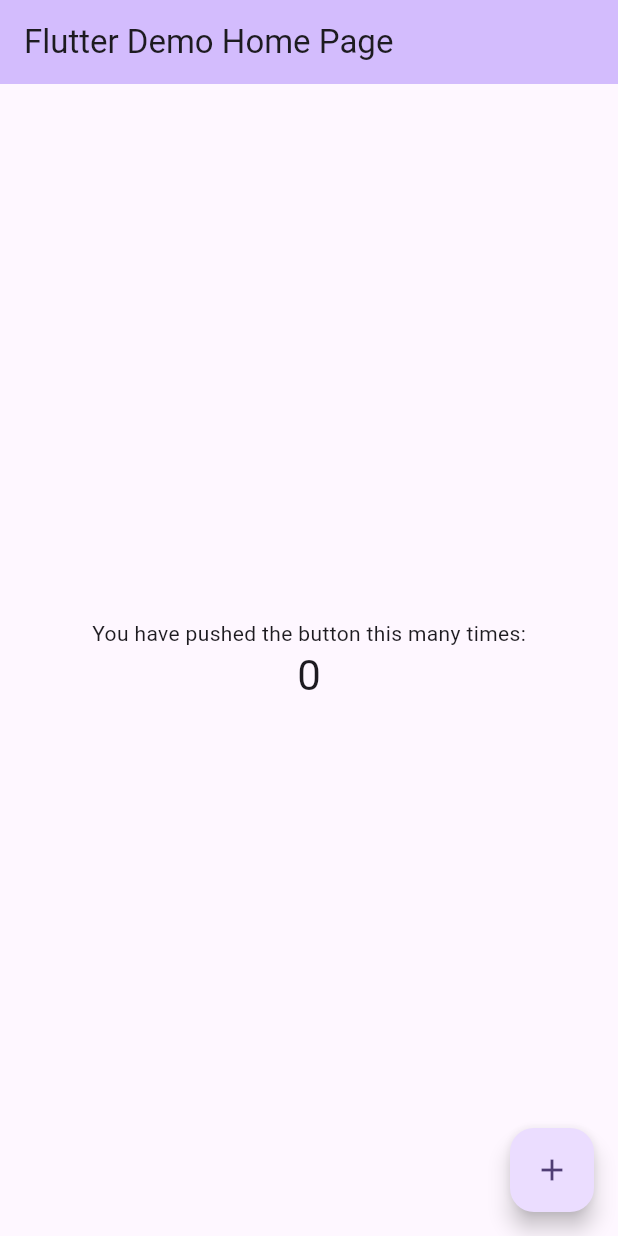
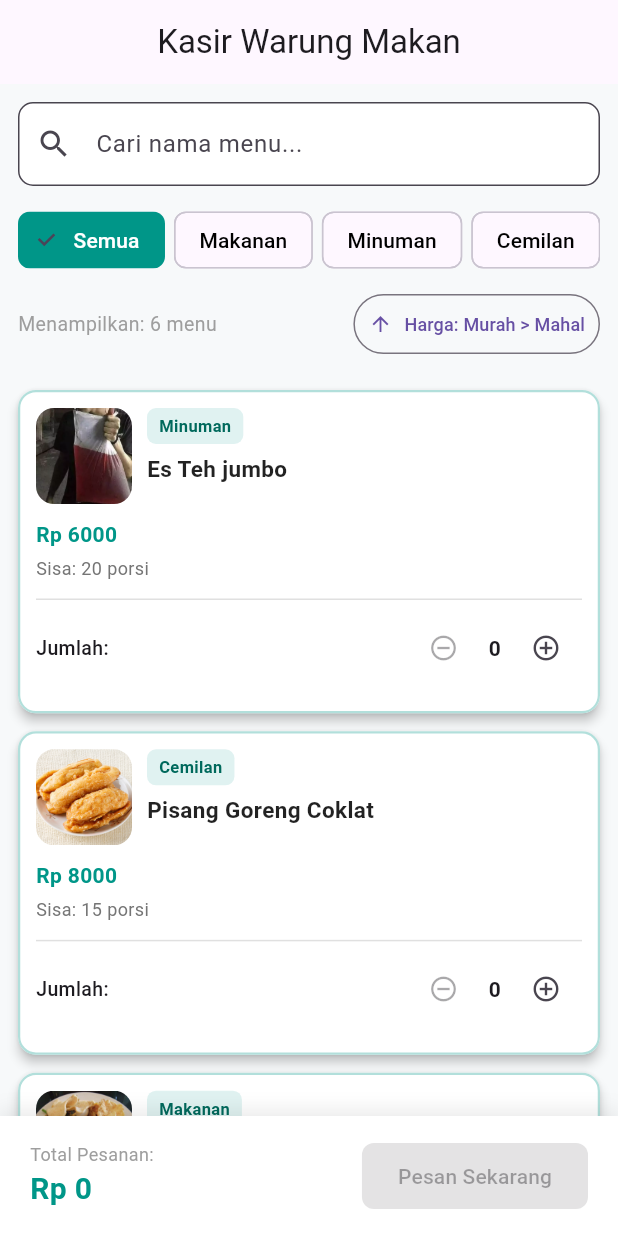
Before and after one commit to rajathonny/tugas-studi-kasus-3-warung, a Flutter app: the screen it shows after launch, on a phone screen of 412 x 824 dp. Run offline on Flutter 3.47's test engine with Material 3 defaults, Android fonts, the phone set to English and light mode, and no system bars.

Commit message:
perbaikan overflow dan pemambahan gambar pada list item

```diff
--- a/lib/main.dart
+++ b/lib/main.dart
@@ -1,121 +1,293 @@
 import 'package:flutter/material.dart';
+import 'menu_item.dart';
+import 'menu_card.dart';
 
 void main() {
-  runApp(const MyApp());
+  runApp(const AplikasiWarungApp());
 }
 
-class MyApp extends StatelessWidget {
-  const MyApp({super.key});
+class AplikasiWarungApp extends StatelessWidget {
+  const AplikasiWarungApp({super.key});
 
-  // This widget is the root of your application.
   @override
   Widget build(BuildContext context) {
     return MaterialApp(
-      title: 'Flutter Demo',
+      title: 'Warung Makan Nusantara',
+      debugShowCheckedModeBanner: false,
       theme: ThemeData(
-        // This is the theme of your application.
-        //
-        // TRY THIS: Try running your application with "flutter run". You'll see
-        // the application has a purple toolbar. Then, without quitting the app,
-        // try changing the seedColor in the colorScheme below to Colors.green
-        // and then invoke "hot reload" (save your changes or press the "hot
-        // reload" button in a Flutter-supported IDE, or press "r" if you used
-        // the command line to start the app).
-        //
-        // Notice that the counter didn't reset back to zero; the application
-        // state is not lost during the reload. To reset the state, use hot
-        // restart instead.
-        //
-        // This works for code too, not just values: Most code changes can be
-        // tested with just a hot reload.
-        colorScheme: .fromSeed(seedColor: Colors.deepPurple),
+        primarySwatch: Colors.teal,
+        scaffoldBackgroundColor: const Color(0xFFF7F9FA),
       ),
-      home: const MyHomePage(title: 'Flutter Demo Home Page'),
+      home: const HalamanMenuWarung(),
     );
   }
 }
 
-class MyHomePage extends StatefulWidget {
-  const MyHomePage({super.key, required this.title});
-
-  // This widget is the home page of your application. It is stateful, meaning
-  // that it has a State object (defined below) that contains fields that affect
-  // how it looks.
-
-  // This class is the configuration for the state. It holds the values (in this
-  // case the title) provided by the parent (in this case the App widget) and
-  // used by the build method of the State. Fields in a Widget subclass are
-  // always marked "final".
-
-  final String title;
+class HalamanMenuWarung extends StatefulWidget {
+  const HalamanMenuWarung({super.key});
 
   @override
-  State<MyHomePage> createState() => _MyHomePageState();
+  State<HalamanMenuWarung> createState() => _HalamanMenuWarungState();
 }
 
-class _MyHomePageState extends State<MyHomePage> {
-  int _counter = 0;
+class _HalamanMenuWarungState extends State<HalamanMenuWarung> {
+  late List<MenuItem> _semuaMenu;
+  late TextEditingController _searchController;
 
-  void _incrementCounter() {
+  String _pencarian = '';
+  String _kategoriDipilih = 'Semua'; // Untuk Fitur F2 (Saring Kategori)
+  bool _urutkanHargaTermurah = true; // Untuk Fitur F1 (Urutkan)
+
+  // Map untuk menyimpan jumlah porsi yang dipesan tiap index menu
+  final Map<int, int> _jumlahPesanan = {};
+
+  @override
+  void initState() {
+    super.initState();
+    _semuaMenu = getDaftarMenuAwal();
+    // Controller dibuat di initState
+    _searchController = TextEditingController();
+    _searchController.addListener(() {
       setState(() {
-      // This call to setState tells the Flutter framework that something has
-      // changed in this State, which causes it to rerun the build method below
-      // so that the display can reflect the updated values. If we changed
-      // _counter without calling setState(), then the build method would not be
-      // called again, and so nothing would appear to happen.
-      _counter++;
+        _pencarian = _searchController.text;
+      });
     });
   }
 
   @override
+  void dispose() {
+    // Controller dibuang di dispose
+    _searchController.dispose();
+    super.dispose();
+  }
+
+  // Menghitung Total Biaya Seluruh Pesanan (Khas 1 & Aturan Usaha 1)
+  double _hitungTotalKeseluruhan() {
+    double total = 0;
+    for (int i = 0; i < _semuaMenu.length; i++) {
+      int porsi = _jumlahPesanan[i] ?? 0;
+      if (porsi > 0) {
+        total += _semuaMenu[i].hitungTotalHarga(porsi);
+      }
+    }
+    return total;
+  }
+
+  @override
   Widget build(BuildContext context) {
-    // This method is rerun every time setState is called, for instance as done
-    // by the _incrementCounter method above.
-    //
-    // The Flutter framework has been optimized to make rerunning build methods
-    // fast, so that you can just rebuild anything that needs updating rather
-    // than having to individually change instances of widgets.
+    // Saring data berdasarkan pencarian (Khas 2) dan kategori (F2)
+    List<MenuItem> listFilter = _semuaMenu.where((item) {
+      bool cocokPencarian = item.namaMenu.toLowerCase().contains(_pencarian.toLowerCase());
+      bool cocokKategori = _kategoriDipilih == 'Semua' || item.kategori == _kategoriDipilih;
+      return cocokPencarian && cocokKategori;
+    }).toList();
+
+    // Fitur F1: Urutkan Berdasarkan Harga
+    listFilter.sort((a, b) {
+      return _urutkanHargaTermurah
+          ? a.harga.compareTo(b.harga)
+          : b.harga.compareTo(a.harga);
+    });
+
     return Scaffold(
       appBar: AppBar(
-        // TRY THIS: Try changing the color here to a specific color (to
-        // Colors.amber, perhaps?) and trigger a hot reload to see the AppBar
-        // change color while the other colors stay the same.
-        backgroundColor: Theme.of(context).colorScheme.inversePrimary,
-        // Here we take the value from the MyHomePage object that was created by
-        // the App.build method, and use it to set our appbar title.
-        title: Text(widget.title),
+        title: const Text('Kasir Warung Makan'),
+        centerTitle: true,
       ),
-      body: Center(
-        // Center is a layout widget. It takes a single child and positions it
-        // in the middle of the parent.
+      body: Column(
+        children: [
+          // 1. Kotak Pencarian (Khas 2)
+          Padding(
+            padding: const EdgeInsets.all(12.0),
+            child: TextField(
+              controller: _searchController,
+              decoration: InputDecoration(
+                hintText: 'Cari nama menu...',
+                prefixIcon: const Icon(Icons.search),
+                suffixIcon: _pencarian.isNotEmpty
+                    ? IconButton(
+                        icon: const Icon(Icons.clear),
+                        onPressed: () => _searchController.clear(),
+                      )
+                    : null,
+                border: OutlineInputBorder(
+                  borderRadius: BorderRadius.circular(10),
+                ),
+                filled: true,
+                fillColor: Colors.white,
+              ),
+            ),
+          ),
+
+          // 2. Bagian Fitur Pilihan F1 & F2
+          Padding(
+            padding: const EdgeInsets.symmetric(horizontal: 12.0),
             child: Column(
-          // Column is also a layout widget. It takes a list of children and
-          // arranges them vertically. By default, it sizes itself to fit its
-          // children horizontally, and tries to be as tall as its parent.
-          //
-          // Column has various properties to control how it sizes itself and
-          // how it positions its children. Here we use mainAxisAlignment to
-          // center the children vertically; the main axis here is the vertical
-          // axis because Columns are vertical (the cross axis would be
-          // horizontal).
-          //
-          // TRY THIS: Invoke "debug painting" (choose the "Toggle Debug Paint"
-          // action in the IDE, or press "p" in the console), to see the
-          // wireframe for each widget.
-          mainAxisAlignment: .center,
               children: [
-            const Text('You have pushed the button this many times:'),
+                // F2: Deretan Tombol Kategori
+                SingleChildScrollView(
+                  scrollDirection: Axis.horizontal,
+                  child: Row(
+                    children: ['Semua', 'Makanan', 'Minuman', 'Cemilan'].map((kat) {
+                      bool isSelected = _kategoriDipilih == kat;
+                      return Padding(
+                        padding: const EdgeInsets.only(right: 6.0),
+                        child: ChoiceChip(
+                          label: Text(kat),
+                          selected: isSelected,
+                          selectedColor: Colors.teal,
+                          labelStyle: TextStyle(
+                            color: isSelected ? Colors.white : Colors.black,
+                          ),
+                          onSelected: (val) {
+                            setState(() {
+                              _kategoriDipilih = kat;
+                            });
+                          },
+                        ),
+                      );
+                    }).toList(),
+                  ),
+                ),
+                const SizedBox(height: 8),
+                // F1: Tombol Urutkan Harga
+                Row(
+                  mainAxisAlignment: MainAxisAlignment.spaceBetween,
+                  children: [
                     Text(
-              '$_counter',
-              style: Theme.of(context).textTheme.headlineMedium,
+                      'Menampilkan: ${listFilter.length} menu',
+                      style: const TextStyle(color: Colors.grey, fontSize: 13),
+                    ),
+                    OutlinedButton.icon(
+                      style: OutlinedButton.styleFrom(
+                        padding: const EdgeInsets.symmetric(horizontal: 10, vertical: 4),
+                      ),
+                      icon: Icon(
+                        _urutkanHargaTermurah ? Icons.arrow_upward : Icons.arrow_downward,
+                        size: 16,
+                      ),
+                      label: Text(
+                        _urutkanHargaTermurah ? 'Harga: Murah > Mahal' : 'Harga: Mahal > Murah',
+                        style: const TextStyle(fontSize: 12),
+                      ),
+                      onPressed: () {
+                        setState(() {
+                          _urutkanHargaTermurah = !_urutkanHargaTermurah;
+                        });
+                      },
+                    ),
+                  ],
                 ),
               ],
             ),
           ),
-      floatingActionButton: FloatingActionButton(
-        onPressed: _incrementCounter,
-        tooltip: 'Increment',
-        child: const Icon(Icons.add),
+          const SizedBox(height: 8),
+
+          // 3. Grid Responsif Menggunakan LayoutBuilder & GridView.builder
+          Expanded(
+            child: LayoutBuilder(
+              builder: (context, constraints) {
+                // Aturan Ketentuan Responsif
+                int crossAxisCount = 1;
+                if (constraints.maxWidth >= 900) {
+                  crossAxisCount = 3; // 900 ke atas: 3 kolom
+                } else if (constraints.maxWidth >= 600) {
+                  crossAxisCount = 2; // 600 - 899: 2 kolom
+                } else {
+                  crossAxisCount = 1; // < 600: 1 kolom
+                }
+
+                if (listFilter.isEmpty) {
+                  return const Center(
+                    child: Text('Menu tidak ditemukan.'),
+                  );
+                }
+
+                return GridView.builder(
+                  padding: const EdgeInsets.all(12),
+                  gridDelegate: SliverGridDelegateWithFixedCrossAxisCount(
+                    crossAxisCount: crossAxisCount,
+                    childAspectRatio: constraints.maxWidth < 600 ? 1.8 : 1.3,
+                    crossAxisSpacing: 12,
+                    mainAxisSpacing: 12,
+                  ),
+                  itemCount: listFilter.length,
+                  itemBuilder: (context, index) {
+                    final item = listFilter[index];
+                    int meIndex = _semuaMenu.indexOf(item);
+
+                    return MenuCard(
+                      item: item,
+                      jumlahPorsi: _jumlahPesanan[meIndex] ?? 0,
+                      onJumlahChanged: (baru) {
+                        setState(() {
+                          _jumlahPesanan[meIndex] = baru;
+                        });
+                      },
+                    );
+                  },
+                );
+              },
+            ),
+          ),
+
+          // 4. Bagian Bottom Bar untuk Total Pesanan (Khas 1)
+          Container(
+            padding: const EdgeInsets.symmetric(horizontal: 20, vertical: 16),
+            decoration: BoxDecoration(
+              color: Colors.white,
+              boxShadow: [
+                BoxShadow(
+                  color: Colors.black.withValues(alpha: 0.08),
+                  blurRadius: 10,
+                  offset: const Offset(0, -4),
+                ),
+              ],
+            ),
+            child: Row(
+              mainAxisAlignment: MainAxisAlignment.spaceBetween,
+              children: [
+                Column(
+                  crossAxisAlignment: CrossAxisAlignment.start,
+                  mainAxisSize: MainAxisSize.min,
+                  children: [
+                    const Text(
+                      'Total Pesanan:',
+                      style: TextStyle(fontSize: 12, color: Colors.grey),
+                    ),
+                    Text(
+                      'Rp ${_hitungTotalKeseluruhan().toStringAsFixed(0)}',
+                      style: const TextStyle(
+                        fontSize: 20,
+                        fontWeight: FontWeight.bold,
+                        color: Colors.teal,
+                      ),
+                    ),
+                  ],
+                ),
+                ElevatedButton(
+                  style: ElevatedButton.styleFrom(
+                    padding: const EdgeInsets.symmetric(horizontal: 24, vertical: 12),
+                    shape: RoundedRectangleBorder(
+                      borderRadius: BorderRadius.circular(8),
+                    ),
+                  ),
+                  onPressed: _hitungTotalKeseluruhan() == 0
+                      ? null
+                      : () {
+                          ScaffoldMessenger.of(context).showSnackBar(
+                            const SnackBar(
+                              content: Text('Pesanan berhasil dibuat!'),
+                              backgroundColor: Colors.teal,
+                            ),
+                          );
+                        },
+                  child: const Text('Pesan Sekarang'),
+                ),
+              ],
+            ),
+          ),
+        ],
       ),
     );
   }
--- /dev/null
+++ b/lib/menu_card.dart
@@ -0,0 +1,232 @@
+import 'package:flutter/material.dart';
+import 'menu_item.dart';
+
+class MenuCard extends StatelessWidget {
+  final MenuItem item;
+  final int jumlahPorsi;
+  final ValueChanged<int> onJumlahChanged;
+  final String? imgPath;
+
+  const MenuCard({
+    super.key,
+    required this.item,
+    required this.jumlahPorsi,
+    required this.onJumlahChanged,
+    this.imgPath,
+  });
+
+  @override
+  Widget build(BuildContext context) {
+    final bool isHabis = !item.tersedia || item.stokTersisa <= 0;
+
+    return Card(
+      elevation: 3,
+      margin: const EdgeInsets.all(0),
+      color: isHabis ? Colors.grey.shade200 : Colors.white,
+      shape: RoundedRectangleBorder(
+        borderRadius: BorderRadius.circular(12),
+        side: BorderSide(
+          color: isHabis ? Colors.red.shade200 : Colors.teal.shade100,
+          width: 1.5,
+        ),
+      ),
+      child: Padding(
+        padding: const EdgeInsets.all(12.0),
+        child: Column(
+          crossAxisAlignment: CrossAxisAlignment.start,
+          children: [
+            Row(
+              crossAxisAlignment: CrossAxisAlignment.start,
+              children: [
+                ClipRRect(
+                  borderRadius: BorderRadius.circular(12),
+                  child: SizedBox(
+                    width: 64,
+                    height: 64,
+                    child: Image.asset(
+                      (imgPath ?? item.imgPath).trim(),
+                      fit: BoxFit.cover,
+                      errorBuilder: (context, error, stackTrace) {
+                        return Container(
+                          width: 64,
+                          height: 64,
+                          decoration: BoxDecoration(
+                            color: Colors.teal.shade50,
+                            borderRadius: BorderRadius.circular(12),
+                          ),
+                          child: const Icon(
+                            Icons.fastfood_rounded,
+                            color: Colors.teal,
+                          ),
+                        );
+                      },
+                    ),
+                  ),
+                ),
+                const SizedBox(width: 10),
+                Expanded(
+                  child: Column(
+                    crossAxisAlignment: CrossAxisAlignment.start,
+                    children: [
+                      Container(
+                        padding: const EdgeInsets.symmetric(horizontal: 8, vertical: 4),
+                        decoration: BoxDecoration(
+                          color: Colors.teal.shade50,
+                          borderRadius: BorderRadius.circular(6),
+                        ),
+                        child: Text(
+                          item.kategori,
+                          overflow: TextOverflow.ellipsis,
+                          style: TextStyle(
+                            fontSize: 11,
+                            fontWeight: FontWeight.bold,
+                            color: Colors.teal.shade800,
+                          ),
+                        ),
+                      ),
+                      const SizedBox(height: 6),
+                      Text(
+                        item.namaMenu,
+                        maxLines: 2,
+                        overflow: TextOverflow.ellipsis,
+                        style: TextStyle(
+                          fontSize: 15,
+                          fontWeight: FontWeight.bold,
+                          color: isHabis ? Colors.grey : Colors.black87,
+                        ),
+                      ),
+                    ],
+                  ),
+                ),
+                if (isHabis)
+                  Padding(
+                    padding: const EdgeInsets.only(left: 6),
+                    child: Container(
+                      padding: const EdgeInsets.symmetric(horizontal: 6, vertical: 4),
+                      decoration: BoxDecoration(
+                        color: Colors.red.shade100,
+                        borderRadius: BorderRadius.circular(6),
+                      ),
+                      child: const Text(
+                        'HABIS',
+                        style: TextStyle(
+                          fontSize: 10,
+                          fontWeight: FontWeight.bold,
+                          color: Colors.red,
+                        ),
+                      ),
+                    ),
+                  ),
+              ],
+            ),
+            const SizedBox(height: 10),
+            Text(
+              'Rp ${item.harga}',
+              style: TextStyle(
+                fontSize: 14,
+                fontWeight: FontWeight.w600,
+                color: isHabis ? Colors.grey : Colors.teal,
+              ),
+            ),
+            const SizedBox(height: 4),
+            Text(
+              'Sisa: ${item.stokTersisa} porsi',
+              maxLines: 1,
+              overflow: TextOverflow.ellipsis,
+              style: TextStyle(
+                fontSize: 12,
+                color: item.stokTersisa < 3 ? Colors.orange.shade800 : Colors.grey.shade600,
+              ),
+            ),
+            const SizedBox(height: 12),
+            Divider(
+              height: 1,
+              color: Colors.grey.shade300,
+            ),
+            const SizedBox(height: 8),
+            JumlahPorsi(
+              isHabis: isHabis,
+              maxPorsi: item.stokTersisa,
+              jumlah: jumlahPorsi,
+              onChanged: onJumlahChanged,
+            ),
+          ],
+        ),
+      ),
+    );
+  }
+}
+
+class JumlahPorsi extends StatefulWidget {
+  final bool isHabis;
+  final int maxPorsi;
+  final int jumlah;
+  final ValueChanged<int> onChanged;
+
+  const JumlahPorsi({
+    super.key,
+    required this.isHabis,
+    required this.maxPorsi,
+    required this.jumlah,
+    required this.onChanged,
+  });
+
+  @override
+  State<JumlahPorsi> createState() => _JumlahPorsiState();
+}
+
+class _JumlahPorsiState extends State<JumlahPorsi> {
+  @override
+  Widget build(BuildContext context) {
+    return Row(
+      mainAxisAlignment: MainAxisAlignment.spaceBetween,
+      children: [
+        const Flexible(
+          child: Text(
+            'Jumlah:',
+            overflow: TextOverflow.ellipsis,
+            style: TextStyle(fontSize: 13, fontWeight: FontWeight.w500),
+          ),
+        ),
+        Row(
+          mainAxisSize: MainAxisSize.min,
+          children: [
+            IconButton(
+              iconSize: 20,
+              padding: EdgeInsets.zero,
+              constraints: const BoxConstraints(),
+              icon: const Icon(Icons.remove_circle_outline),
+              onPressed: widget.isHabis || widget.jumlah <= 0
+                  ? null
+                  : () {
+                      setState(() {
+                        widget.onChanged(widget.jumlah - 1);
+                      });
+                    },
+            ),
+            Padding(
+              padding: const EdgeInsets.symmetric(horizontal: 6.0),
+              child: Text(
+                '${widget.jumlah}',
+                style: const TextStyle(fontSize: 14, fontWeight: FontWeight.bold),
+              ),
+            ),
+            IconButton(
+              iconSize: 20,
+              padding: EdgeInsets.zero,
+              constraints: const BoxConstraints(),
+              icon: const Icon(Icons.add_circle_outline),
+              onPressed: widget.isHabis || widget.jumlah >= widget.maxPorsi
+                  ? null
+                  : () {
+                      setState(() {
+                        widget.onChanged(widget.jumlah + 1);
+                      });
+                    },
+            ),
+          ],
+        ),
+      ],
+    );
+  }
+}
--- a/lib/menu_item.dart
+++ b/lib/menu_item.dart
@@ -4,6 +4,7 @@ class MenuItem {
   final int harga;
   bool tersedia;
   int stokTersisa;
+  final String imgPath;
 
   MenuItem({
     required this.namaMenu,
@@ -11,6 +12,7 @@ class MenuItem {
     required this.harga,
     required this.tersedia,
     required this.stokTersisa,
+    required this.imgPath,
   });
 
   double hitungTotalHarga(int porsi) {
@@ -35,6 +37,7 @@ List<MenuItem> menuItems = [
     harga: 18000,
     tersedia: true,
     stokTersisa: 12,
+    imgPath: 'assets/images/nasgor.webp',
   ),
   MenuItem(
     namaMenu: 'Mie Ayam Bakso',
@@ -42,13 +45,15 @@ List<MenuItem> menuItems = [
     harga: 14000,
     tersedia: true,
     stokTersisa: 8,
+    imgPath: 'assets/images/mie ayam.webp',
   ),
   MenuItem(
     namaMenu: 'Gado-Gado',
-    kategori: 'Vegetarian',
+    kategori: 'Makanan',
     harga: 13000,
     tersedia: true,
     stokTersisa: 6,
+    imgPath: 'assets/images/Gado_gado.jpg',
   ),
   MenuItem(
     namaMenu: 'Ayam Bakar Taliwang',
@@ -56,39 +61,26 @@ List<MenuItem> menuItems = [
     harga: 25000,
     tersedia: true,
     stokTersisa: 4,
+    imgPath: 'assets/images/images.jpg',
   ),
   MenuItem(
-    namaMenu: 'Es Teh Manis',
+    namaMenu: 'Es Teh jumbo',
     kategori: 'Minuman',
     harga: 6000,
     tersedia: true,
     stokTersisa: 20,
+    imgPath: 'assets/images/esteh.webp',
   ),
   MenuItem(
     namaMenu: 'Pisang Goreng Coklat',
-    kategori: 'Dessert',
+    kategori: 'Cemilan',
     harga: 8000,
     tersedia: true,
     stokTersisa: 15,
+    imgPath: 'assets/images/pisang goreng.jpg',
   ),
-  MenuItem(
-    namaMenu: 'Es Teh Manis',
-    kategori: 'Minuman',
-    harga: 5000,
-    tersedia: true,
-    stokTersisa: 20,),
-  MenuItem(
-    namaMenu: 'Es Teh Manis',
-    kategori: 'Minuman',
-    harga: 5000,
-    tersedia: true,
-    stokTersisa: 20,),
-  MenuItem(
-    namaMenu: 'Es Teh Manis',
-    kategori: 'Minuman',
-    harga: 5000,
-    tersedia: true,
-    stokTersisa: 20,)
+];
 
-
-];
+List<MenuItem> getDaftarMenuAwal() {
+  return menuItems;
+}
--- a/pubspec.yaml
+++ b/pubspec.yaml
@@ -34,7 +34,6 @@ dependencies:
   # The following adds the Cupertino Icons font to your application.
   # Use with the CupertinoIcons class for iOS style icons.
   cupertino_icons: ^1.0.8
-
 dev_dependencies:
   flutter_test:
     sdk: flutter
@@ -56,6 +55,9 @@ flutter:
   # included with your application, so that you can use the icons in
   # the material Icons class.
   uses-material-design: true
+
+  assets:
+    - assets/images/
 
   # To add assets to your application, add an assets section, like this:
   # assets:
```
Also changed, not shown: analysis_options.yaml (+8 -0 lines), asset kuh/Gado_gado.jpg (added), asset kuh/esteh.webp (added), asset kuh/images.jpg (added), asset kuh/mie ayam.webp (added), asset kuh/nasgor.webp (added), asset kuh/pisang goreng.jpg (added), assets/images/Gado_gado.jpg (added), assets/images/esteh.webp (added), assets/images/images.jpg (added), assets/images/mie ayam.webp (added), assets/images/nasgor.webp (added), assets/images/pisang goreng.jpg (added), pubspec.lock, 1 more files, 1 other file. Lines whose indentation alone changed are shown as unchanged.
